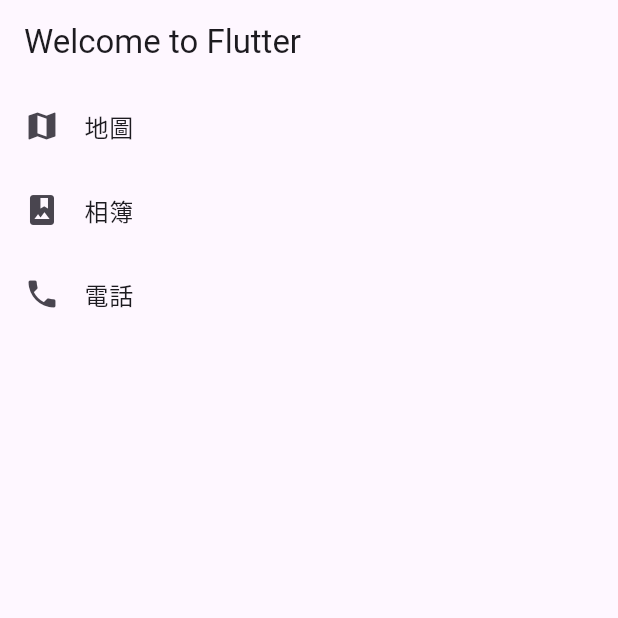
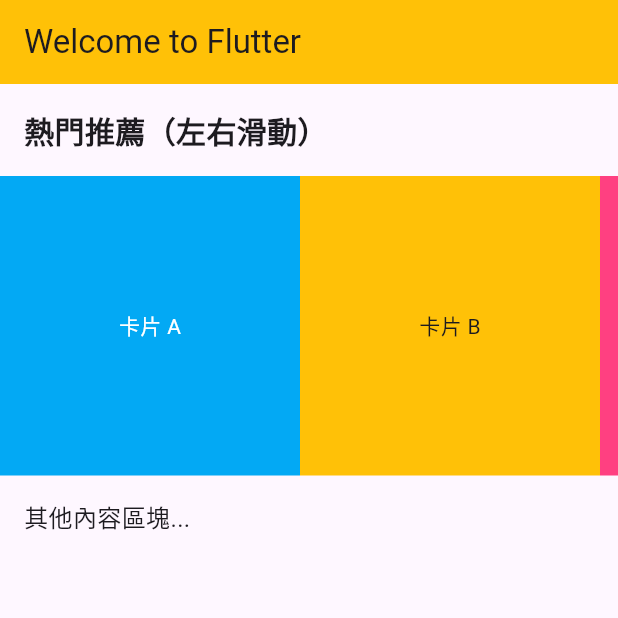
Before and after one commit to redfish-27182/my_flutter_learning, a Flutter app: the screen it shows after launch, on a phone screen of 412 x 824 dp, the top half of it. Run offline on Flutter 3.47's test engine with Material 3 defaults, Android fonts, the light colour scheme and no system bars.

Commit message:
class 6: Listviewe滾動測試

```diff
--- a/lib/main.dart
+++ b/lib/main.dart
@@ -1,6 +1,5 @@
 import 'package:flutter/material.dart';
 
-// 程式的起點，執行並啟動 MyApp 這個元件
 void main() => runApp(MyApp());
 
 class MyApp extends StatelessWidget {
@@ -9,21 +8,29 @@
     return MaterialApp(
       title: 'Welcome to Flutter',
       home: Scaffold(
-        appBar: AppBar( title: Text('Welcome to Flutter'),),
+        appBar: AppBar(
+          title: const Text('Welcome to Flutter'),
+          backgroundColor: Colors.amber,
+        ),
+        // 💡 修正：外層直接用 ListView，讓整頁可以上下滾動
         body: ListView(
+          children: [
+            // 你可以放點文字標題
+            const Padding(
+              padding: EdgeInsets.all(16.0),
+              child: Text('熱門推薦（左右滑動）', style: TextStyle(fontSize: 20, fontWeight: FontWeight.bold)),
+            ),
 
-          children: <Widget>[
-            ListTile(
-              leading: Icon(Icons.map),
-              title: Text('地圖'),
+            // 💡 關鍵救星：用 SizedBox 把橫向清單包起來，並限制高度為 200
+            SizedBox(
+              height: 200.0,
+              child: MyList(), // 這時候放入 MyList 就絕對不會噴錯了！
             ),
-            ListTile(
-              leading: Icon(Icons.photo_album),
-              title: Text('相簿'),
-            ),
-            ListTile(
-              leading: Icon(Icons.phone),
-              title: Text('電話'),
+
+            // 下方還可以繼續放其他的垂直內容
+            const Padding(
+              padding: EdgeInsets.all(16.0),
+              child: Text('其他內容區塊...', style: TextStyle(fontSize: 16)),
             ),
           ],
         ),
@@ -31,3 +38,29 @@
     );
   }
 }
+
+class MyList extends StatelessWidget {
+  @override
+  Widget build(BuildContext context) {
+    return ListView(
+      scrollDirection: Axis.horizontal, // 橫向滾動
+      children: <Widget>[
+        Container(
+          width: 200.0,
+          color: Colors.lightBlue,
+          child: const Center(child: Text('卡片 A', style: TextStyle(color: Colors.white))),
+        ),
+        Container(
+          width: 200.0,
+          color: Colors.amber,
+          child: const Center(child: Text('卡片 B')),
+        ),
+        Container(
+          width: 200.0,
+          color: Colors.pinkAccent,
+          child: const Center(child: Text('卡片 C', style: TextStyle(color: Colors.white))),
+        ),
+      ],
+    );
+  }
+}
```
